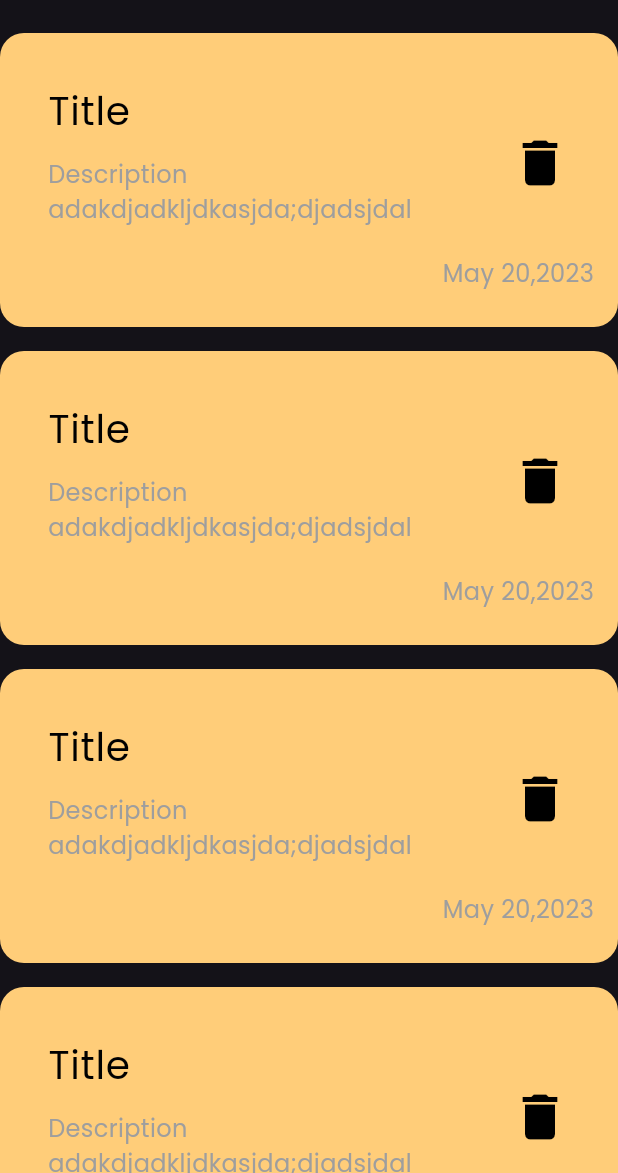
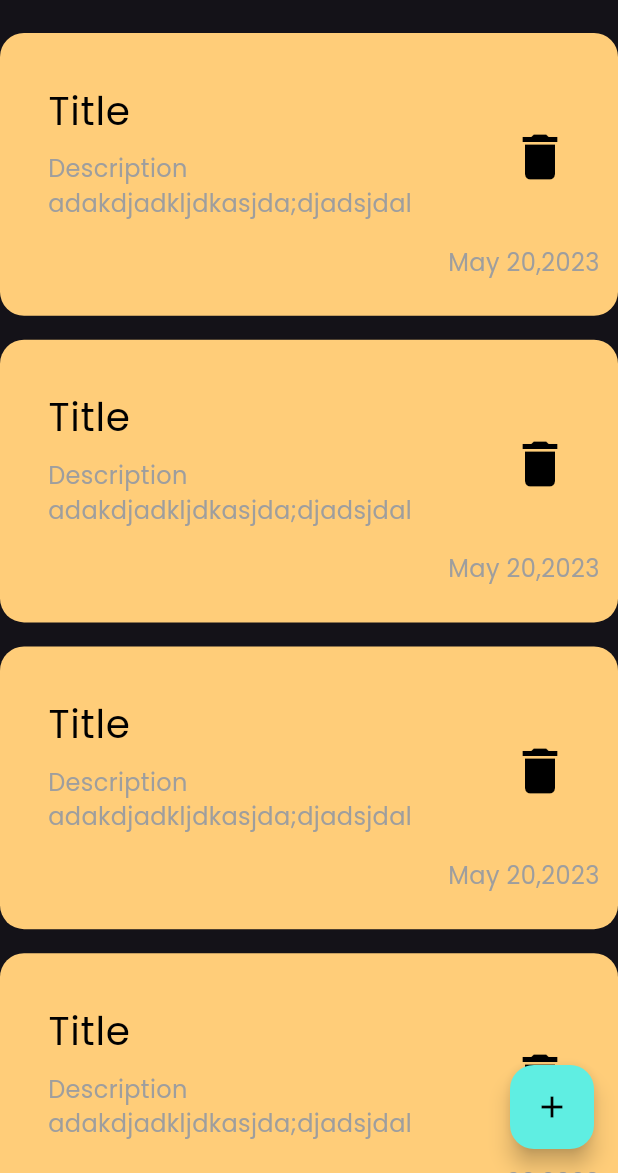
Before and after one commit to nabilmahmah/note_app, a Flutter app: the screen it shows after launch, on a phone screen of 412 x 824 dp, the part 63-1236 px from its top. Run offline on Flutter 3.47's test engine with Material 3 defaults, Android fonts, the phone set to English and light mode, and no system bars.

Commit message:
finish UI

```diff
--- /dev/null
+++ b/lib/customs.dart
@@ -0,0 +1,3 @@
+import 'dart:ui';
+
+const kprimaryColor = Color.fromARGB(255, 95, 238, 226);
--- a/lib/views/NoteView.dart
+++ b/lib/views/NoteView.dart
@@ -1,5 +1,7 @@
 import 'package:flutter/material.dart';
+import 'package:note_app/customs.dart';
 import 'package:note_app/widgets/NoteContainer.dart';
+import 'package:note_app/widgets/addNewNote.dart';
 
 class Noteview extends StatelessWidget {
   const Noteview({super.key});
@@ -17,6 +19,19 @@ class Noteview extends StatelessWidget {
           child: Notecontainer(),
         ),
       ),
+      floatingActionButton: FloatingActionButton(
+        foregroundColor: Colors.black,
+        backgroundColor: kprimaryColor,
+        onPressed: () {
+          showModalBottomSheet(
+            context: context,
+            builder: (context) {
+              return addNewNote();
+            },
+          );
+        },
+        child: Icon(Icons.add),
+      ),
     );
   }
 }
--- a/lib/widgets/NoteContainer.dart
+++ b/lib/widgets/NoteContainer.dart
@@ -1,11 +1,19 @@
 import 'package:flutter/material.dart';
+import 'package:note_app/views/editeNoteView.dart';
 
 class Notecontainer extends StatelessWidget {
   const Notecontainer({super.key});
 
   @override
   Widget build(BuildContext context) {
-    return Container(
+    return GestureDetector(
+      onTap: () {
+        Navigator.push(
+          context,
+          MaterialPageRoute(builder: (context) => Editenoteview()),
+        );
+      },
+      child: Container(
         padding: EdgeInsets.only(top: 24, bottom: 24, left: 16),
         decoration: BoxDecoration(
           color: Color.fromARGB(255, 255, 205, 121),
@@ -19,14 +27,18 @@ class Notecontainer extends StatelessWidget {
                 icon: Icon(Icons.delete, color: Colors.black, size: 40),
               ),
               title: Padding(
-              padding: const EdgeInsets.only(bottom: 12),
+                padding: EdgeInsets.only(
+                  bottom: MediaQuery.of(context).size.height * 0.01,
+                ),
                 child: Text(
                   "Title",
                   style: TextStyle(fontSize: 26, color: Colors.black),
                 ),
               ),
               subtitle: Padding(
-              padding: const EdgeInsets.only(bottom: 12),
+                padding: EdgeInsets.only(
+                  bottom: MediaQuery.of(context).size.height * 0.01,
+                ),
                 child: Text(
                   "Description adakdjadkljdkasjda;djadsjdal",
                   style: TextStyle(fontSize: 16, color: Colors.grey),
@@ -34,7 +46,9 @@ class Notecontainer extends StatelessWidget {
               ),
             ),
             Padding(
-            padding: const EdgeInsets.only(right: 16),
+              padding: EdgeInsets.only(
+                right: MediaQuery.of(context).size.width * 0.03,
+              ),
               child: Row(
                 mainAxisAlignment: MainAxisAlignment.end,
                 children: [
@@ -47,6 +61,7 @@ class Notecontainer extends StatelessWidget {
             ),
           ],
         ),
+      ),
     );
   }
 }
--- a/pubspec.yaml
+++ b/pubspec.yaml
@@ -34,6 +34,8 @@ dependencies:
   # The following adds the Cupertino Icons font to your application.
   # Use with the CupertinoIcons class for iOS style icons.
   cupertino_icons: ^1.0.8
+  hive_flutter: ^1.1.0
+  hive: ^2.2.3
 
 dev_dependencies:
   flutter_test:
```
Also changed, not shown: lib/views/editeNoteView.dart (added, +22 -0 lines), lib/widgets/addNewNote.dart (added, +36 -0 lines), lib/widgets/customTexeField.dart (added, +25 -0 lines), pubspec.lock, 1 other file. Lines whose indentation alone changed are shown as unchanged.
